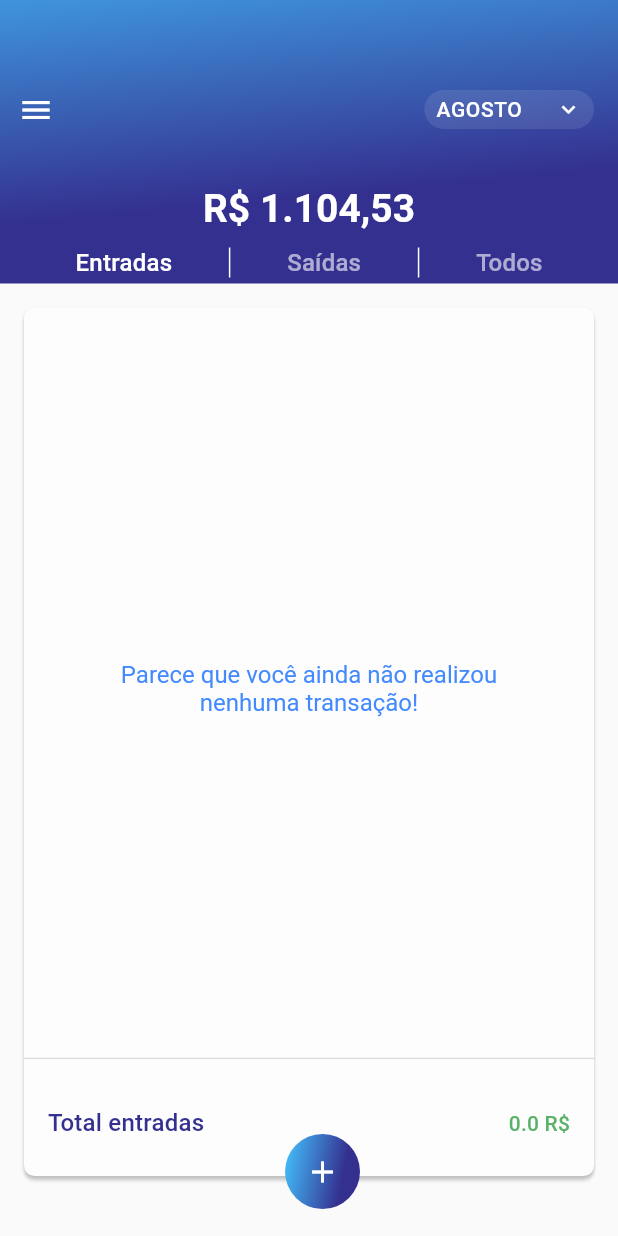
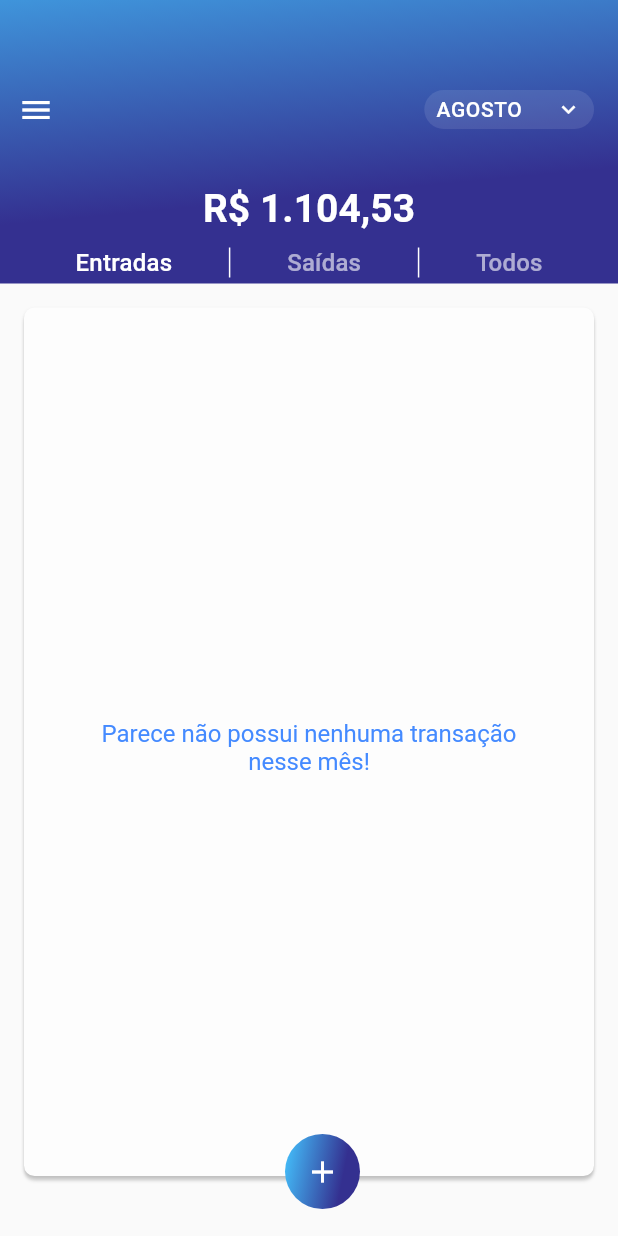
Before and after one commit to devguusta/RaroAcademy_Budget, a Flutter app: the HomePage screen opened by its route, after a tap on the "visibility off" icon, after a tap on "Dia a dia", on a phone screen of 412 x 824 dp. Run offline on Flutter 3.47's test engine with Material 2 defaults, Android fonts, the phone set to English and light mode, and no system bars; our stand-ins replace cloud_firestore, connectivity, firebase_auth, firebase_core, get_it, mobx and 1 more; missing offline and left inert: animated_card, cpf_cnpj_validator; accounts and stored records are empty; generated files the repository leaves out were written again; statements that could not run were skipped; project files that could hold a hidden picture were left out.

Commit message:
fix: implementa reajuste no valor total e refatora layout

```diff
--- a/lib/modules/home-page/widgets/card_last_transactions.dart
+++ b/lib/modules/home-page/widgets/card_last_transactions.dart
@@ -73,7 +73,7 @@ class LastTransactions extends StatelessWidget {
                 Padding(
                   padding: EdgeInsets.only(left: 16.0, top: 8),
                   child: Text(
-                    'R\$ ${totalValueLastTransactions}'
+                    'R\$ ${totalValueLastTransactions.toStringAsFixed(2).replaceAll(".", ",")}'
                     ,
                     style: AppTextStyles.kSubTitleLastTransactions,
                   ),
--- a/lib/modules/home-page/widgets/list_view_last_transactions.dart
+++ b/lib/modules/home-page/widgets/list_view_last_transactions.dart
@@ -41,7 +41,7 @@ class _ListViewLastTransactionsState extends State<ListViewLastTransactions> {
                           description: list[index].category,
                           date:
                               DateFormat("dd/MM/yyyy").format(list[index].date),
-                          value: list[index].value.toString(),
+                          value: list[index].value.toStringAsFixed(2).replaceAll(".", ","),
                            color: list[index].category =='Refeição' ?
                                         AppColors.kYellow :
                                         list[index].category == 'Viagem'?
@@ -89,17 +89,20 @@ class _ListViewLastTransactionsState extends State<ListViewLastTransactions> {
                       )
                     : Center(
                         child: Container(
-                        padding: EdgeInsets.symmetric(horizontal: 16),
+                        padding: EdgeInsets.symmetric(horizontal: 16,),
                         child: Column(
                           mainAxisAlignment: MainAxisAlignment.center,
                           crossAxisAlignment: CrossAxisAlignment.center,
                           children: [
                             Center(
-                              child: Text(
-                                  'Parece que você ainda não realizou nenhuma transação!',
-                                  style: TextStyle(
-                                      color: Colors.blueAccent, fontSize: 16),
-                                  textAlign: TextAlign.center),
+                              child: Padding(
+                                padding: const EdgeInsets.only(bottom: 24.0),
+                                child: Text(
+                                    'Parece que você não realizou nenhuma transação recentemente!',
+                                    style: TextStyle(
+                                        color: Colors.blueAccent, fontSize: 16),
+                                    textAlign: TextAlign.center),
+                              ),
                             )
                           ],
                         ),
@@ -112,42 +115,4 @@ class _ListViewLastTransactionsState extends State<ListViewLastTransactions> {
   }
 }
 
-// StreamBuilder<Object>(
-//           stream: FirebaseFirestore.instance
-//           .collection("transaction").orderBy("date").snapshots(),
-//           builder: (context, AsyncSnapshot streamSnapshot) {
-
-//             if(streamSnapshot.connectionState == null) return Container(child: CircularProgressIndicator());
-
-//             return ListView.builder(
-//               shrinkWrap: true,
-//               primary: false,
-//               itemCount: 3,
-//               itemBuilder: (_, index) => TransactionWidget(
-//                   description: list[index]['category'], date: streamSnapshot.data.docs[index]['date'].toString(), value: streamSnapshot.data.docs[index]['value'].toString()),
-//             );
-//           }
-//         ),
-
-
-// Future lastInTransactions({required TransactionModel transaction}) async {
-//     try {
-//       final response = await FirebaseFirestore.instance
-//           .collection("transaction")
-//           .orderBy("date")
-//           .get();
-//       return response.docs.map((doc) => TransactionModel(
-//             description: doc["description"],
-//             type: doc["type"],
-//             category: doc["category"],
-//             date: doc["date"],
-//             value: doc["value"],
-//             transactionId: doc["transactionId"],
-//             userId: doc["userId"],
-//           ));
-
-//       print(response);
-//     } catch (e) {
-//       throw e;
-//     }
-//   }
+//
--- a/lib/modules/transactions/transactions-home/in_out_transactions_page.dart
+++ b/lib/modules/transactions/transactions-home/in_out_transactions_page.dart
@@ -279,7 +279,11 @@ class _TransactionsCardWidgetState extends State<TransactionsCardWidget> {
                           });
                           print("Value $totalValue");
                           return list.length > 0
-                              ? ListView.builder(
+                              ? Column(
+                                mainAxisAlignment: MainAxisAlignment.spaceBetween,
+                                children: [
+                                  Expanded(
+                                    child: ListView.builder(
                                         shrinkWrap: true,
                                         primary: false,
                                         itemCount: list.length,
@@ -342,40 +346,15 @@ class _TransactionsCardWidgetState extends State<TransactionsCardWidget> {
                                               date: DateFormat("dd/MM/yyyy")
                                                   .format(list[index].date),
                                               value:
-                                            (('${list[index].value.toString()} R\$'))),
-                                  ),
-                                )
-                              : Center(
-                                  child: Container(
-                                  padding: EdgeInsets.symmetric(horizontal: 16),
-                                  child: Column(
-                                    mainAxisAlignment: MainAxisAlignment.center,
-                                    crossAxisAlignment:
-                                        CrossAxisAlignment.center,
-                                    children: [
-                                      Text(
-                                          'Parece que você ainda não realizou nenhuma transação!',
-                                          style: TextStyle(
-                                              color: Colors.blueAccent,
-                                              fontSize: 16),
-                                          textAlign: TextAlign.center),
-
-                                    ],
+                                                  (('R\$ ${list[index].value.toStringAsFixed(2).replaceAll(".", ",")}'))),
                                         ),
                                       ),
-                                );
-                        }
-                        return Container();
-                      }),
                                   ),
-              ),
-               Divider(
-                thickness: 1,
-              ),
-              Expanded(
-                  flex: 1,
-                  child: Container(
-                      padding: EdgeInsets.symmetric(horizontal: 16),
+                                          //                       Divider(
+                                          //   thickness: 1,
+                                          // ),
+                                          Container(
+                                              padding: EdgeInsets.symmetric(horizontal: 16, vertical: 16,),
                                               child: Row(
                                                 mainAxisAlignment: MainAxisAlignment.spaceBetween,
                                                 children: [
@@ -389,7 +368,7 @@ class _TransactionsCardWidgetState extends State<TransactionsCardWidget> {
                                                         color: Color.fromRGBO(52, 48, 144, 1)),
                                                   ),
                                                   Text(
-                            "${totalValue} R\$",
+                                                    "R\$ ${totalValue.toStringAsFixed(2).replaceAll(".", ",")}",
                                                     style: AppTextStyles.kSubtitle3Medium.copyWith(
                                                         color: widget.type == 0
                                 ? Color.fromRGBO(88, 179, 104, 1)
@@ -398,7 +377,36 @@ class _TransactionsCardWidgetState extends State<TransactionsCardWidget> {
                                                 ],
                                               ),
                                               ),
+                                ],
+                              )
+                              : Center(
+                                  child: Container(
+                                  padding: EdgeInsets.symmetric(horizontal: 16, ),
+                                  child: Column(
+                                    mainAxisAlignment: MainAxisAlignment.center,
+                                    crossAxisAlignment:
+                                        CrossAxisAlignment.center,
+                                    children: [
+                                      Padding(
+                                        padding: const EdgeInsets.only(bottom: 8.0),
+                                        child: Text(
+                                            'Parece não possui nenhuma transação nesse mês!',
+                                            style: TextStyle(
+                                                color: Colors.blueAccent,
+                                                fontSize: 16),
+                                            textAlign: TextAlign.center),
                                       ),
+
+                                    ],
+                                  ),
+                                ),
+                                );
+                        }
+                        return Container();
+                      }),
+                ),
+              ),
+
 
             ],
           ),
```
Lines whose indentation alone changed are shown as unchanged.
